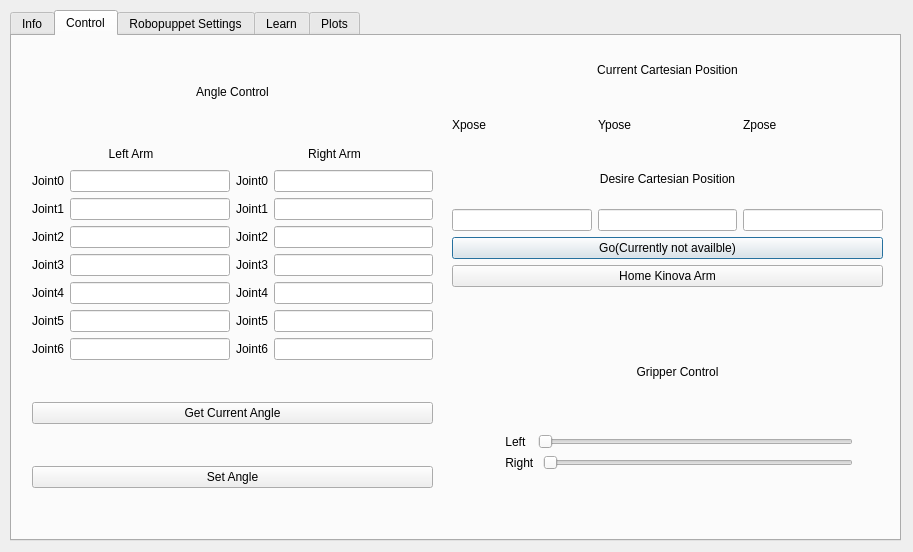
Above: src/design.ui from CluelessTimeTraveler/-RoboPuppetMQP before the change. Below: the same form after it.
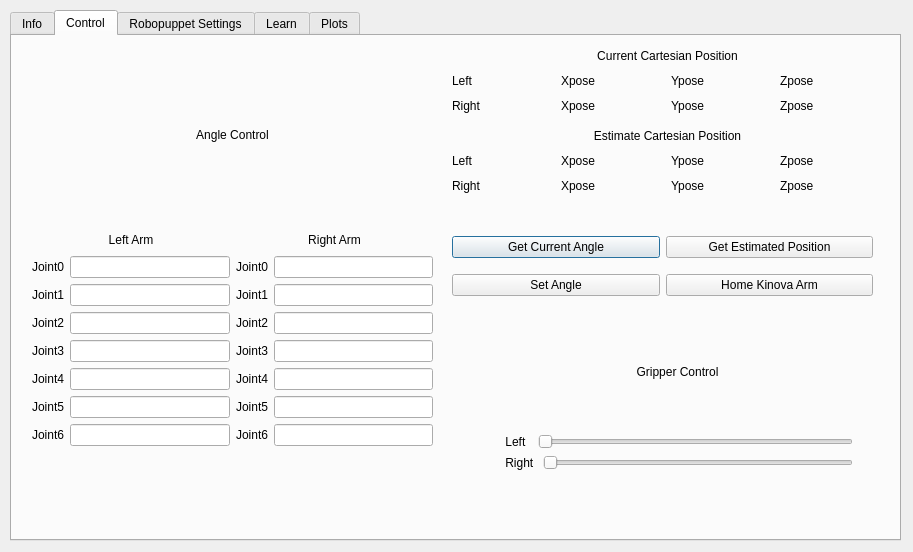
That is the form after the change. The open tabs and pages were chosen to show the change. Custom widgets are drawn as their Qt base class.

Patch:
```diff
--- a/src/design.ui
+++ b/src/design.ui
@@ -532,7 +532,7 @@
        <x>440</x>
        <y>10</y>
        <width>431</width>
-       <height>241</height>
+       <height>69</height>
       </rect>
      </property>
      <layout class="QVBoxLayout" name="verticalLayout_6">
@@ -548,6 +548,13 @@
       </item>
       <item>
        <layout class="QHBoxLayout" name="horizontalLayout_4">
+        <item>
+         <widget class="QLabel" name="label_33">
+          <property name="text">
+           <string>Left</string>
+          </property>
+         </widget>
+        </item>
         <item>
          <widget class="QLabel" name="label_38">
           <property name="text">
@@ -572,42 +579,37 @@
        </layout>
       </item>
       <item>
-       <widget class="QLabel" name="label_33">
-        <property name="text">
-         <string>Desire Cartesian Position</string>
-        </property>
-        <property name="alignment">
-         <set>Qt::AlignCenter</set>
-        </property>
-       </widget>
-      </item>
-      <item>
-       <layout class="QHBoxLayout" name="horizontalLayout_3">
+       <layout class="QHBoxLayout" name="horizontalLayout_13">
         <item>
-         <widget class="QLineEdit" name="lineEdit"/>
+         <widget class="QLabel" name="label_42">
+          <property name="text">
+           <string>Right</string>
+          </property>
+         </widget>
         </item>
         <item>
-         <widget class="QLineEdit" name="lineEdit_2"/>
+         <widget class="QLabel" name="label_77">
+          <property name="text">
+           <string>Xpose</string>
+          </property>
+         </widget>
         </item>
         <item>
-         <widget class="QLineEdit" name="lineEdit_3"/>
+         <widget class="QLabel" name="label_78">
+          <property name="text">
+           <string>Ypose</string>
+          </property>
+         </widget>
+        </item>
+        <item>
+         <widget class="QLabel" name="label_79">
+          <property name="text">
+           <string>Zpose</string>
+          </property>
+         </widget>
         </item>
        </layout>
       </item>
-      <item>
-       <widget class="QPushButton" name="pushButton">
-        <property name="text">
-         <string>Go(Currently not availble)</string>
-        </property>
-       </widget>
-      </item>
-      <item>
-       <widget class="QPushButton" name="pushButton_2">
-        <property name="text">
-         <string>Home Kinova Arm</string>
-        </property>
-       </widget>
-      </item>
      </layout>
     </widget>
     <widget class="QWidget" name="verticalLayoutWidget">
@@ -862,20 +864,6 @@
         </item>
        </layout>
       </item>
-      <item>
-       <widget class="QPushButton" name="refreshButton">
-        <property name="text">
-         <string>Get Current Angle</string>
-        </property>
-       </widget>
-      </item>
-      <item>
-       <widget class="QPushButton" name="setAngleButton">
-        <property name="text">
-         <string>Set Angle</string>
-        </property>
-       </widget>
-      </item>
      </layout>
     </widget>
     <widget class="QWidget" name="verticalLayoutWidget_2">
@@ -958,6 +946,140 @@
       </item>
      </layout>
     </widget>
+    <widget class="QWidget" name="verticalLayoutWidget_3">
+     <property name="geometry">
+      <rect>
+       <x>440</x>
+       <y>190</y>
+       <width>421</width>
+       <height>80</height>
+      </rect>
+     </property>
+     <layout class="QVBoxLayout" name="verticalLayout_23">
+      <item>
+       <layout class="QHBoxLayout" name="horizontalLayout_11">
+        <item>
+         <widget class="QPushButton" name="refreshButton">
+          <property name="text">
+           <string>Get Current Angle</string>
+          </property>
+         </widget>
+        </item>
+        <item>
+         <widget class="QPushButton" name="estimateButton">
+          <property name="text">
+           <string>Get Estimated Position</string>
+          </property>
+         </widget>
+        </item>
+       </layout>
+      </item>
+      <item>
+       <layout class="QHBoxLayout" name="horizontalLayout_3">
+        <item>
+         <widget class="QPushButton" name="setAngleButton">
+          <property name="text">
+           <string>Set Angle</string>
+          </property>
+         </widget>
+        </item>
+        <item>
+         <widget class="QPushButton" name="pushButton_2">
+          <property name="text">
+           <string>Home Kinova Arm</string>
+          </property>
+         </widget>
+        </item>
+       </layout>
+      </item>
+     </layout>
+    </widget>
+    <widget class="QWidget" name="verticalLayoutWidget_7">
+     <property name="geometry">
+      <rect>
+       <x>440</x>
+       <y>90</y>
+       <width>431</width>
+       <height>69</height>
+      </rect>
+     </property>
+     <layout class="QVBoxLayout" name="verticalLayout_15">
+      <item>
+       <widget class="QLabel" name="label_73">
+        <property name="text">
+         <string>Estimate Cartesian Position</string>
+        </property>
+        <property name="alignment">
+         <set>Qt::AlignCenter</set>
+        </property>
+       </widget>
+      </item>
+      <item>
+       <layout class="QHBoxLayout" name="horizontalLayout_12">
+        <item>
+         <widget class="QLabel" name="label_74">
+          <property name="text">
+           <string>Left</string>
+          </property>
+         </widget>
+        </item>
+        <item>
+         <widget class="QLabel" name="label_75">
+          <property name="text">
+           <string>Xpose</string>
+          </property>
+         </widget>
+        </item>
+        <item>
+         <widget class="QLabel" name="label_76">
+          <property name="text">
+           <string>Ypose</string>
+          </property>
+         </widget>
+        </item>
+        <item>
+         <widget class="QLabel" name="label_80">
+          <property name="text">
+           <string>Zpose</string>
+          </property>
+         </widget>
+        </item>
+       </layout>
+      </item>
+      <item>
+       <layout class="QHBoxLayout" name="horizontalLayout_14">
+        <item>
+         <widget class="QLabel" name="label_81">
+          <property name="text">
+           <string>Right</string>
+          </property>
+         </widget>
+        </item>
+        <item>
+         <widget class="QLabel" name="label_82">
+          <property name="text">
+           <string>Xpose</string>
+          </property>
+         </widget>
+        </item>
+        <item>
+         <widget class="QLabel" name="label_137">
+          <property name="text">
+           <string>Ypose</string>
+          </property>
+         </widget>
+        </item>
+        <item>
+         <widget class="QLabel" name="label_138">
+          <property name="text">
+           <string>Zpose</string>
+          </property>
+         </widget>
+        </item>
+       </layout>
+      </item>
+     </layout>
+    </widget>
    </widget>
    <widget class="QWidget" name="tab_6">
     <attribute name="title">
@@ -1125,17 +1247,17 @@
       <string>Stop</string>
      </property>
     </widget>
-    <widget class="QLabel" name="label_42">
+    <widget class="QLabel" name="label_139">
      <property name="geometry">
       <rect>
-       <x>200</x>
-       <y>170</y>
-       <width>221</width>
-       <height>71</height>
+       <x>30</x>
+       <y>400</y>
+       <width>491</width>
+       <height>41</height>
       </rect>
      </property>
      <property name="text">
-      <string>I will make this nicer --- Jack</string>
+      <string>*Play recorded motion will automatically disable robopuppet</string>
      </property>
     </widget>
    </widget>
```
Left out of the diff: 55 changed lines with no effect on the pictures.
